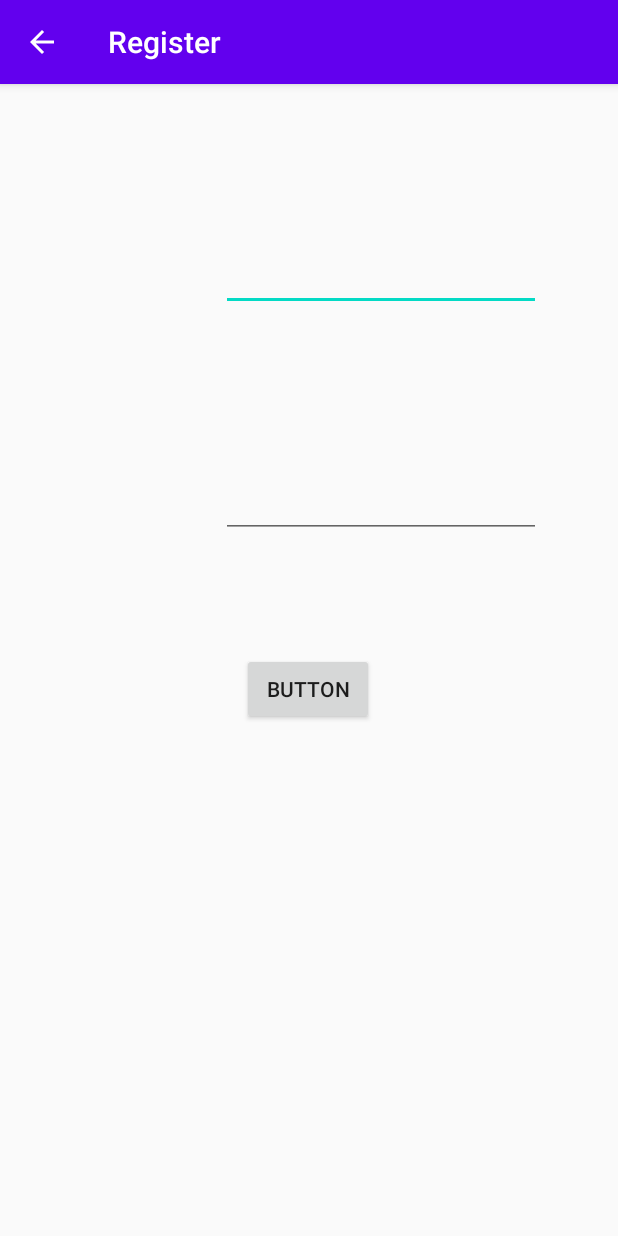
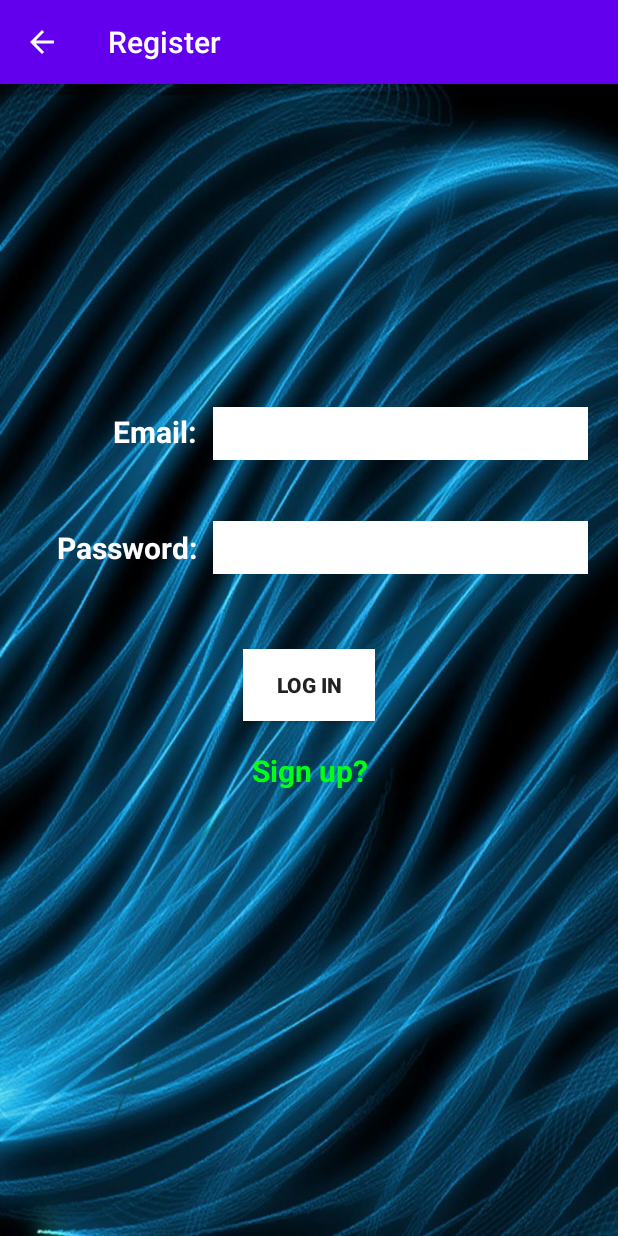
Before and after one commit to AndyEstevez/CryptoApp, an Android app: the LoginActivity screen opened directly, with no data from a screen before it, on a phone screen of 412 x 824 dp. Run offline under Robolectric (Android 15) with nearby library versions, the light colour scheme and no system bars.

Commit message:
Update access to login activity, Added images

```diff
--- a/CryptoApp/app/src/main/res/layout/activity_login.xml
+++ b/CryptoApp/app/src/main/res/layout/activity_login.xml
@@ -1,16 +1,22 @@
 <?xml version="1.0" encoding="utf-8"?>
-<androidx.constraintlayout.widget.ConstraintLayout xmlns:android="http://schemas.android.com/apk/res/android"
+<RelativeLayout xmlns:android="http://schemas.android.com/apk/res/android"
     xmlns:app="http://schemas.android.com/apk/res-auto"
     xmlns:tools="http://schemas.android.com/tools"
     android:layout_width="match_parent"
     android:layout_height="match_parent"
+    android:background="@drawable/login_background"
     tools:context=".LoginActivity">
 
     <Button
-        android:id="@+id/button"
+        android:id="@+id/login"
         android:layout_width="wrap_content"
         android:layout_height="wrap_content"
-        android:text="Button"
+        android:layout_below="@+id/passwordText"
+        android:layout_centerHorizontal="true"
+        android:layout_marginTop="50dp"
+        android:background="#FFFFFF"
+        android:text="@string/log_in"
+        android:textStyle="bold"
         app:layout_constraintBottom_toBottomOf="parent"
         app:layout_constraintEnd_toEndOf="parent"
         app:layout_constraintHorizontal_bias="0.498"
@@ -19,27 +25,89 @@
         app:layout_constraintVertical_bias="0.527" />
 
     <EditText
-        android:id="@+id/editText"
-        android:layout_width="wrap_content"
-        android:layout_height="wrap_content"
+        android:id="@+id/emailText"
+        android:layout_width="250dp"
+        android:layout_height="35dp"
+        android:layout_alignParentTop="true"
+        android:layout_alignParentEnd="true"
+        android:layout_centerHorizontal="true"
+        android:layout_marginTop="215dp"
+        android:layout_marginEnd="20dp"
+        android:alpha="255"
+        android:background="#FFFFFF"
         android:ems="10"
         android:inputType="textEmailAddress"
-        app:layout_constraintBottom_toTopOf="@+id/editText2"
+        android:textColor="#000000"
+        android:textStyle="bold"
+        android:visibility="visible"
+        app:layout_constraintBottom_toTopOf="@+id/passwordText"
         app:layout_constraintEnd_toEndOf="parent"
         app:layout_constraintHorizontal_bias="0.742"
         app:layout_constraintStart_toStartOf="parent"
         app:layout_constraintTop_toTopOf="parent" />
 
     <EditText
-        android:id="@+id/editText2"
-        android:layout_width="wrap_content"
-        android:layout_height="wrap_content"
+        android:id="@+id/passwordText"
+        android:layout_width="250dp"
+        android:layout_height="35dp"
+        android:layout_alignParentTop="true"
+        android:layout_alignParentEnd="true"
+        android:layout_centerHorizontal="true"
+        android:layout_marginTop="291dp"
+        android:layout_marginEnd="20dp"
+        android:alpha="255"
+        android:background="#FFFFFF"
         android:ems="10"
         android:inputType="textPassword"
-        app:layout_constraintBottom_toTopOf="@+id/button"
+        android:textStyle="bold"
+        app:layout_constraintBottom_toTopOf="@+id/login"
         app:layout_constraintEnd_toEndOf="parent"
         app:layout_constraintHorizontal_bias="0.742"
         app:layout_constraintStart_toStartOf="parent"
         app:layout_constraintTop_toTopOf="parent"
         app:layout_constraintVertical_bias="0.771" />
-</androidx.constraintlayout.widget.ConstraintLayout>
+
+    <TextView
+        android:id="@+id/emailView"
+        android:layout_width="65dp"
+        android:layout_height="25dp"
+        android:layout_alignParentStart="true"
+        android:layout_alignParentTop="true"
+        android:layout_marginStart="75dp"
+        android:layout_marginTop="218dp"
+        android:text="@string/email"
+        android:textColor="#FFFFFF"
+        android:textSize="20sp"
+        android:textStyle="bold" />
+
+    <TextView
+        android:id="@+id/passwordView"
+        android:layout_width="95dp"
+        android:layout_height="25dp"
+        android:layout_alignParentStart="true"
+        android:layout_alignParentTop="true"
+        android:layout_marginStart="38dp"
+        android:layout_marginTop="295dp"
+        android:background="#00015760"
+        android:text="@string/password"
+        android:textColor="#FFFFFF"
+        android:textSize="20sp"
+        android:textStyle="bold"
+        android:visibility="visible" />
+
+    <TextView
+        android:id="@+id/signupView"
+        android:layout_width="100dp"
+        android:layout_height="25dp"
+        android:layout_below="@+id/login"
+        android:layout_alignStart="@+id/login"
+        android:layout_alignEnd="@+id/login"
+        android:layout_centerHorizontal="true"
+        android:layout_marginStart="6dp"
+        android:layout_marginTop="19dp"
+        android:layout_marginEnd="-16dp"
+        android:text="@string/sign_up"
+        android:textColor="#00FF15"
+        android:textSize="20sp"
+        android:textStyle="bold" />
+</RelativeLayout>
--- a/CryptoApp/app/src/main/res/values/strings.xml
+++ b/CryptoApp/app/src/main/res/values/strings.xml
@@ -18,4 +18,8 @@
     <string name="invalid_username">Not a valid username</string>
     <string name="invalid_password">Password must be >5 characters</string>
     <string name="login_failed">"Login failed"</string>
+    <string name="log_in">Log In</string>
+    <string name="password">Password:</string>
+    <string name="email">Email:</string>
+    <string name="sign_up">Sign up?</string>
 </resources>
```
Also changed, not shown: CryptoApp/app/src/main/java/com/example/cryptoapp/FirstFragment.java (deleted, +0 -34 lines), CryptoApp/app/src/main/java/com/example/cryptoapp/MainActivity.java (+17 -4 lines), CryptoApp/app/src/main/res/layout/content_main.xml (+14 -10 lines), CryptoApp/app/src/main/res/layout/fragment_first.xml (deleted, +0 -28 lines), CryptoApp/app/src/main/res/layout/fragment_second.xml (deleted, +0 -27 lines), CryptoApp/app/src/main/res/menu/menu_main.xml (+1 -7 lines), CryptoApp/app/src/main/res/drawable/image_button.png (added), CryptoApp/app/src/main/res/drawable/login_background.jpg (added).
